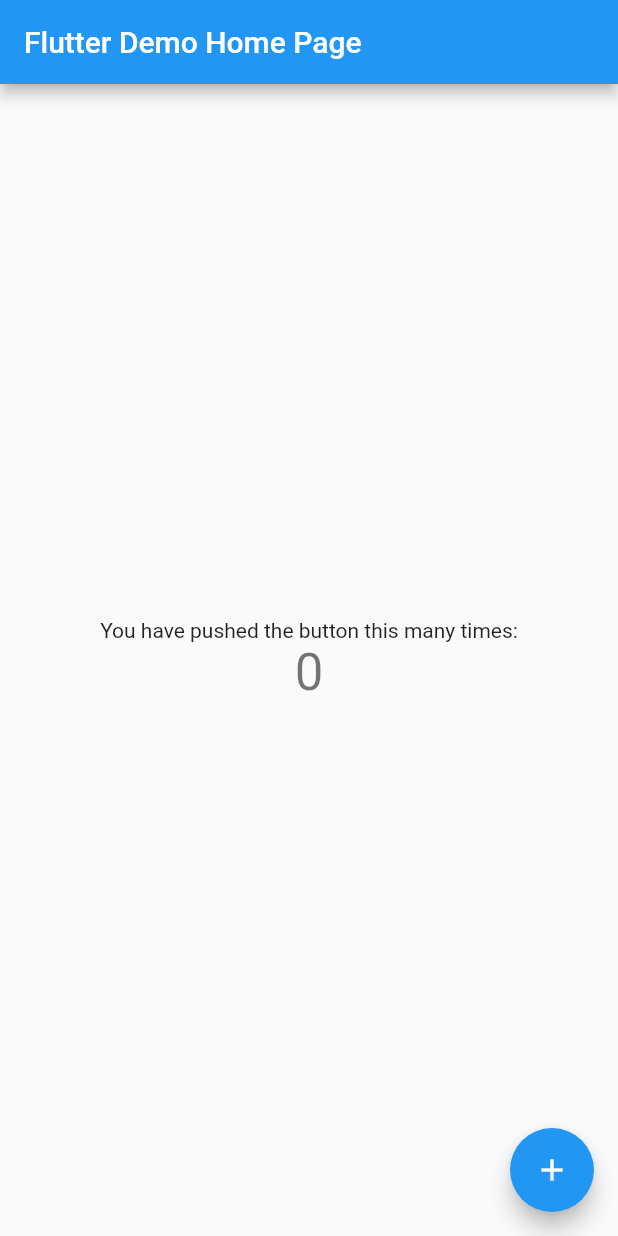
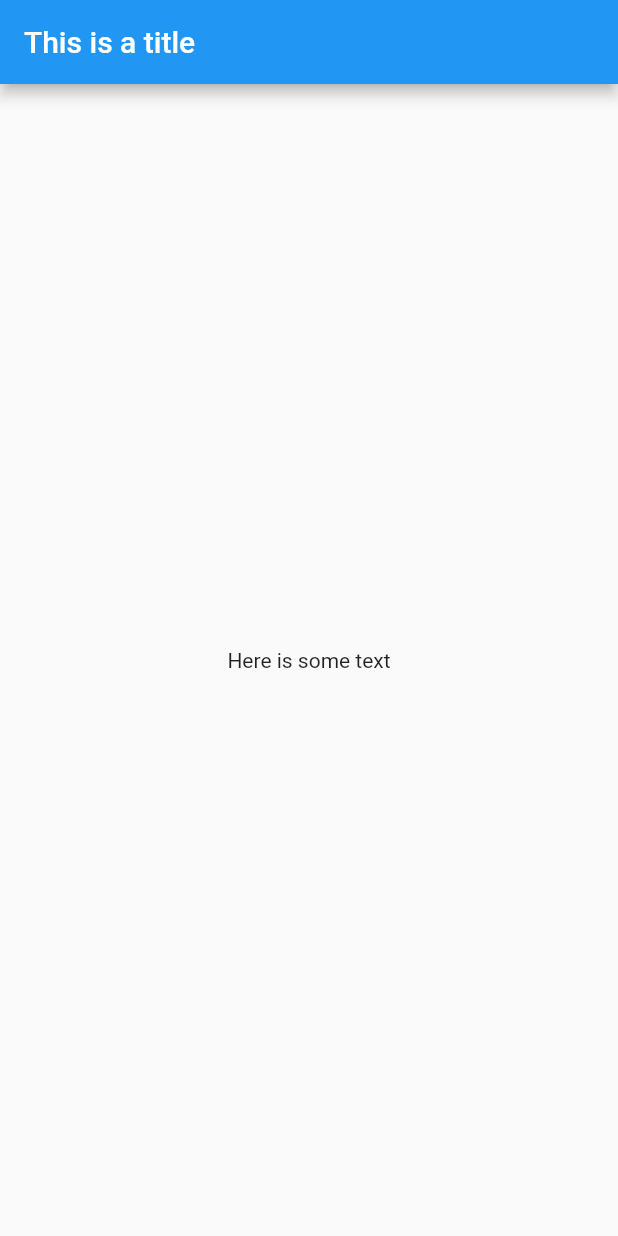
Before and after one commit to Isaac-Orr/HTMProject, a Flutter app: the screen it shows after launch, on a phone screen of 412 x 824 dp. Run offline on Flutter 3.47's test engine with Material 2 defaults, Android fonts, the phone set to English and light mode, and no system bars.

Commit message:
Set up for development

```diff
--- a/lib/HomePage.dart
+++ b/lib/HomePage.dart
@@ -1,88 +1,30 @@
-
-
 import 'package:flutter/material.dart';
 
-class MyHomePage extends StatefulWidget {
-  MyHomePage({Key key, this.title}) : super(key: key);
-
-  // This widget is the home page of your application. It is stateful, meaning
-  // that it has a State object (defined below) that contains fields that affect
-  // how it looks.
-
-  // This class is the configuration for the state. It holds the values (in this
-  // case the title) provided by the parent (in this case the App widget) and
-  // used by the build method of the State. Fields in a Widget subclass are
-  // always marked "final".
-
-  final String title;
-
+class HomePage extends StatefulWidget {
   @override
-  _MyHomePageState createState() => _MyHomePageState();
+  State<StatefulWidget> createState() {
+    return _HomePageState();
+  }
 }
 
-class _MyHomePageState extends State<MyHomePage> {
-  int _counter = 0;
-
-  void _incrementCounter() {
-    setState(() {
-      // This call to setState tells the Flutter framework that something has
-      // changed in this State, which causes it to rerun the build method below
-      // so that the display can reflect the updated values. If we changed
-      // _counter without calling setState(), then the build method would not be
-      // called again, and so nothing would appear to happen.
-      _counter++;
-    });
-  }
-
+class _HomePageState extends State<HomePage> {
   @override
   Widget build(BuildContext context) {
-    // This method is rerun every time setState is called, for instance as done
-    // by the _incrementCounter method above.
-    //
-    // The Flutter framework has been optimized to make rerunning build methods
-    // fast, so that you can just rebuild anything that needs updating rather
-    // than having to individually change instances of widgets.
     return Scaffold(
       appBar: AppBar(
-        // Here we take the value from the MyHomePage object that was created by
-        // the App.build method, and use it to set our appbar title.
-        title: Text(widget.title),
+        title: Text("This is a title"),
       ),
       body: Center(
-        // Center is a layout widget. It takes a single child and positions it
-        // in the middle of the parent.
         child: Column(
-          // Column is also a layout widget. It takes a list of children and
-          // arranges them vertically. By default, it sizes itself to fit its
-          // children horizontally, and tries to be as tall as its parent.
-          //
-          // Invoke "debug painting" (press "p" in the console, choose the
-          // "Toggle Debug Paint" action from the Flutter Inspector in Android
-          // Studio, or the "Toggle Debug Paint" command in Visual Studio Code)
-          // to see the wireframe for each widget.
-          //
-          // Column has various properties to control how it sizes itself and
-          // how it positions its children. Here we use mainAxisAlignment to
-          // center the children vertically; the main axis here is the vertical
-          // axis because Columns are vertical (the cross axis would be
-          // horizontal).
           mainAxisAlignment: MainAxisAlignment.center,
           children: <Widget>[
             Text(
-              'You have pushed the button this many times:',
-            ),
-            Text(
-              '$_counter',
-              style: Theme.of(context).textTheme.headline4,
+              'Here is some text',
             ),
           ],
         ),
       ),
-      floatingActionButton: FloatingActionButton(
-        onPressed: _incrementCounter,
-        tooltip: 'Increment',
-        child: Icon(Icons.add),
-      ), // This trailing comma makes auto-formatting nicer for build methods.
     );
+    throw UnimplementedError();
   }
 }
--- a/lib/MyApp.dart
+++ b/lib/MyApp.dart
@@ -23,7 +23,7 @@ class MyApp extends StatelessWidget {
         // closer together (more dense) than on mobile platforms.
         visualDensity: VisualDensity.adaptivePlatformDensity,
       ),
-      home: MyHomePage(title: 'Flutter Demo Home Page'),
+      home: HomePage(),
     );
   }
 }
--- a/lib/main.dart
+++ b/lib/main.dart
@@ -1,4 +1,5 @@
 import 'package:flutter/material.dart';
+import 'package:moneyshare/HomePage.dart';
 import 'package:moneyshare/MyApp.dart';
 
 void main() {
```
